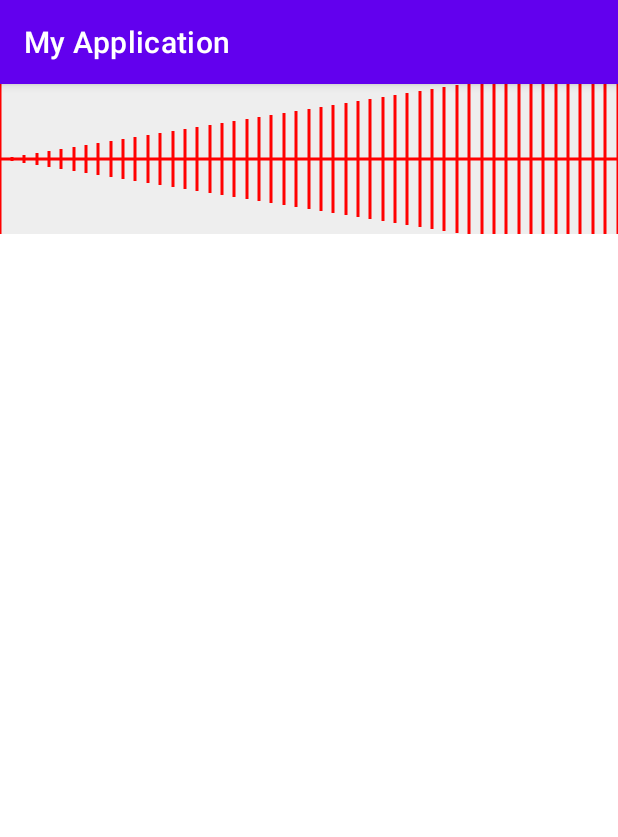
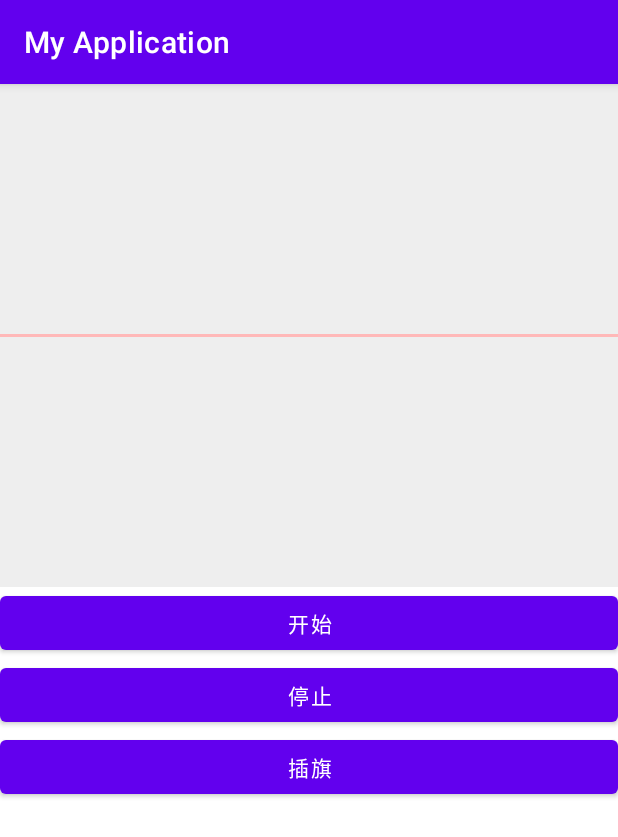
Before and after one commit to Dan-Yue/MyApplication, an Android app: the screen it shows after launch (MainActivity), on a phone screen of 412 x 824 dp. Shown: the top 837 px of the screen. Run offline under Robolectric (Android 15) with nearby library versions, the phone set to English and light mode, and no system bars.

Commit message:
自定义音波图

```diff
--- a/app/src/main/java/com/ybs/myapplication/MainActivity.kt
+++ b/app/src/main/java/com/ybs/myapplication/MainActivity.kt
@@ -1,6 +1,7 @@
 package com.ybs.myapplication
 
 import android.os.Bundle
+import android.widget.Button
 import androidx.appcompat.app.AppCompatActivity
 
 
@@ -8,9 +9,15 @@ class MainActivity : AppCompatActivity() {
     override fun onCreate(savedInstanceState: Bundle?) {
         super.onCreate(savedInstanceState)
         setContentView(R.layout.activity_main)
-        val v = findViewById<RecorderWave>(R.id.recorder)
-        v.setOnClickListener {
-            v.startAnimation()
+        val recorder = findViewById<RecorderWave>(R.id.recorder)
+        findViewById<Button>(R.id.start).setOnClickListener {
+            recorder.startAnimation()
+        }
+        findViewById<Button>(R.id.stop).setOnClickListener {
+            recorder.stopAnimation()
+        }
+        findViewById<Button>(R.id.flag).setOnClickListener {
+            recorder.setFlag()
         }
     }
 }
--- a/app/src/main/java/com/ybs/myapplication/RecorderWave.kt
+++ b/app/src/main/java/com/ybs/myapplication/RecorderWave.kt
@@ -1,16 +1,14 @@
 package com.ybs.myapplication
 
-import android.animation.ValueAnimator
 import android.content.Context
 import android.content.res.TypedArray
 import android.graphics.Canvas
 import android.graphics.Color
 import android.graphics.Paint
+import android.graphics.Path
 import android.util.AttributeSet
 import android.view.View
-import android.view.animation.LinearInterpolator
 import java.util.*
-import kotlin.random.Random
 
 
 /**
@@ -19,84 +17,182 @@ import kotlin.random.Random
 class RecorderWave(context: Context, attrs: AttributeSet?, defStyleAttr: Int) :
     View(context, attrs, defStyleAttr) {
 
+    private var defaultSize = 0
+
+    //音波图线条的个数
+    private val count = 100
+
+    //音波图运动一个屏幕宽度需要的时间
+    private val time = 10000L
+
+    //音量值列表
+    private val data = mutableListOf<Float>()
+
+    //定时器，用来形成音波图的变化
+    private var timer: Timer? = null
+
+    //旗子插入的地方，列表形式，内容为音量值列表的下标
+    private val flag = mutableListOf<Int>()
+
+    //旗子的高度
+    private val flagHeight = 32f
+
+    //旗子的宽度
+    private val flagWidth = 50f
+
+    //画布
+    private var canvas = Canvas()
+
+    //用来记录上次插旗时间戳
+    private var minTimeTag = 0L
+
+    //插旗的最小时间间隔，不允许快速连续插旗
+    private val minTimeInterval = 1000L
+
+    //绘制音波图的画笔
+    private val paint by lazy {
+        Paint().also {
+            it.strokeWidth = 3f
+            it.color = Color.parseColor("#FFB8B8")
+        }
+    }
+
+    //绘制旗子的画笔
+    private val flagPaint by lazy {
+        Paint().also {
+            it.strokeWidth = 3f
+            it.color = Color.parseColor("#8EB7FF")
+        }
+    }
+
+    //绘制旗子上数字的画笔
+    private val textPaint by lazy {
+        Paint(Paint.ANTI_ALIAS_FLAG).also {
+            it.textAlign = Paint.Align.CENTER
+            it.color = Color.WHITE
+            it.textSize = 24f
+            it.isFakeBoldText = true
+        }
+    }
+
+    init {
+        val a: TypedArray = context.obtainStyledAttributes(attrs, R.styleable.RecorderWave)
+        defaultSize = a.getDimensionPixelSize(R.styleable.RecorderWave_default_size, 100)
+        a.recycle()
+    }
+
     constructor(context: Context) : this(context, null, 0)
 
     constructor(context: Context, attrs: AttributeSet?) : this(context, attrs, 0)
 
-    private var defaultSize = 0
-
-    init {
-        //第二个参数就是我们在styles.xml文件中的<declare-styleable>标签
-        //即属性集合的标签，在R文件中名称为R.styleable+name
-        val a: TypedArray = context.obtainStyledAttributes(attrs, R.styleable.RecorderWave)
-        //第一个参数为属性集合里面的属性，R文件名称：R.styleable+属性集合名称+下划线+属性名称
-        //第二个参数为，如果没有设置这个属性，则设置的默认的值
-        defaultSize = a.getDimensionPixelSize(R.styleable.RecorderWave_default_size, 100)
-        //最后记得将TypedArray对象回收
-        a.recycle()
+    override fun onDraw(canvas: Canvas) {
+        super.onDraw(canvas)
+        this.canvas = canvas
+        drawView()
     }
 
-    var value: Float = 0f
+    /**
+     * 绘制视图
+     */
+    private fun drawView() {
+        val h = height / 2f
+        val w = width * 1f
+        canvas.drawLine(0f, h, w, h, paint)
+        val end = data.size
+        val start = if (end < count) 0 else end - count
+        val flagDrawList = mutableListOf<Pair<Float, Int>>()
+        //绘制音波线
+        for (i in start until end) {
+            val volume = data[i] * h
+            val x = (i - start) * w / count
+            canvas.drawLine(x, h, x, h + volume, paint)
+            canvas.drawLine(x, h - volume, x, h, paint)
+            if (flag.contains(i)) {
+                flagDrawList.add(Pair(x, flag.indexOf(i)))
+            }
+        }
+        //绘制标志旗
+        flagDrawList.forEach {
+            drawFlag(it.first, it.second + 1, h)
+        }
+    }
 
-    override fun onDraw(canvas: Canvas) {
-        super.onDraw(canvas)
-        val paint = Paint()
-        val y = (height / 2).toFloat()
-        paint.strokeWidth = 3f
-        paint.color = Color.RED
-        canvas.drawLine(0f, y, width.toFloat(), y, paint)
-        for (i in 0..50) {
-            val volume = list[i]
-            val x = value + i * width / 50
-            canvas.drawLine(x, y, x, y + volume, paint)
-            canvas.drawLine(x, y - volume, x, y, paint)
+    /**
+     * 绘制旗子
+     *
+     * @param x 中心点x坐标
+     * @param i 旗子上的数字
+     * @param h 视图的半高，用以确定旗子的y坐标
+     */
+    private fun drawFlag(x: Float, i: Int, h: Float) {
+        val flagPath = Path()
+        val flagViewHeight = h / 4
+        flagPath.moveTo(x, flagViewHeight)
+        flagPath.lineTo(x + flagWidth, flagViewHeight)
+        flagPath.lineTo(x + flagWidth, flagViewHeight + flagHeight)
+        flagPath.lineTo(x, flagViewHeight + flagHeight)
+        flagPath.close()
+        canvas.drawPath(flagPath, flagPaint)
+        canvas.drawLine(x, flagViewHeight, x, h * 2, flagPaint)
+        val baseLineY = getBaseLineY(textPaint, flagViewHeight + (flagHeight / 2))
+        canvas.drawText(i.toString(), x + (flagWidth / 2), baseLineY, textPaint)
+    }
+
+    /**
+     * 启动动画
+     */
+    fun startAnimation() {
+        if (timer == null) {
+            val timerTask = object : TimerTask() {
+                override fun run() {
+                    setVolume()
+                    postInvalidate()
+                }
+            }
+            timer = Timer()
+            timer?.schedule(timerTask, 0, time / count)
         }
-        val value2 = value - width
-        for (i in 0..50) {
-            val volume = list[i]
-            val x = value2 + i * width / 50
-            canvas.drawLine(x, y, x, y + volume, paint)
-            canvas.drawLine(x, y - volume, x, y, paint)
+    }
+
+    /**
+     * 停止动画
+     */
+    fun stopAnimation() {
+        timer?.cancel()
+        timer = null
+    }
+
+
+    /**
+     * 插入音量值方法
+     */
+    fun setVolume() {
+        val volume = (0..1000).random() / 1000f - 0.03f
+        data.add(volume)
+    }
+
+
+    /**
+     * 插入标记旗
+     */
+    fun setFlag() {
+        val time = System.currentTimeMillis()
+        if (time - minTimeTag > minTimeInterval) {
+            minTimeTag = time
+            flag.add(data.size - 1)
         }
     }
 
 
-    fun startAnimation() {
-        val time = 5000L
-        val anim = ValueAnimator.ofFloat(value, width.toFloat())
-        anim.repeatCount = ValueAnimator.INFINITE
-        anim.repeatMode = ValueAnimator.RESTART
-        anim.duration = time
-        anim.interpolator = LinearInterpolator()
-        anim.addUpdateListener { animation ->
-            value = animation.animatedValue as Float
-            postInvalidate()
-        }
-        anim.start()
-        val timer = Timer()
-        val timerTask = object : TimerTask() {
-            override fun run() {
-                pop()
-            }
-        }
-        timer.schedule(timerTask, time / 50, time / 50)
+    /**
+     * 计算基线坐标
+     *
+     * @param paint 画笔，其粗细、字体大小等会影响到计算基线
+     * @param centerY 中心点Y坐标
+     */
+    private fun getBaseLineY(paint: Paint, centerY: Float): Float {
+        val fontMetrics = paint.fontMetrics
+        return centerY + (fontMetrics.descent - fontMetrics.ascent) / 2 - fontMetrics.descent
     }
 
-    val list by lazy {
-        val s = mutableListOf<Float>()
-        for (i in 0..50) {
-            s.add(i * 2f)
-        }
-        s
-    }
-
-    fun getVolume(): Float {
-        return Random(System.currentTimeMillis()).nextFloat() * 120f
-    }
-
-
-    fun pop() {
-        list[0] = getVolume()
-
-    }
 }
--- a/app/src/main/res/layout/activity_main.xml
+++ b/app/src/main/res/layout/activity_main.xml
@@ -5,11 +5,30 @@
     android:layout_height="match_parent"
     android:orientation="vertical">
 
+
     <com.ybs.myapplication.RecorderWave
         android:id="@+id/recorder"
         android:layout_width="match_parent"
-        android:layout_height="100dp"
+        android:layout_height="335dp"
         android:background="@color/hui"
-        hc:default_size="100dp" />
+        hc:default_size="335dp" />
+
+    <Button
+        android:id="@+id/start"
+        android:layout_width="match_parent"
+        android:layout_height="wrap_content"
+        android:text="开始" />
+
+    <Button
+        android:id="@+id/stop"
+        android:layout_width="match_parent"
+        android:layout_height="wrap_content"
+        android:text="停止" />
+
+    <Button
+        android:id="@+id/flag"
+        android:layout_width="match_parent"
+        android:layout_height="wrap_content"
+        android:text="插旗" />
 
 </LinearLayout>
```
